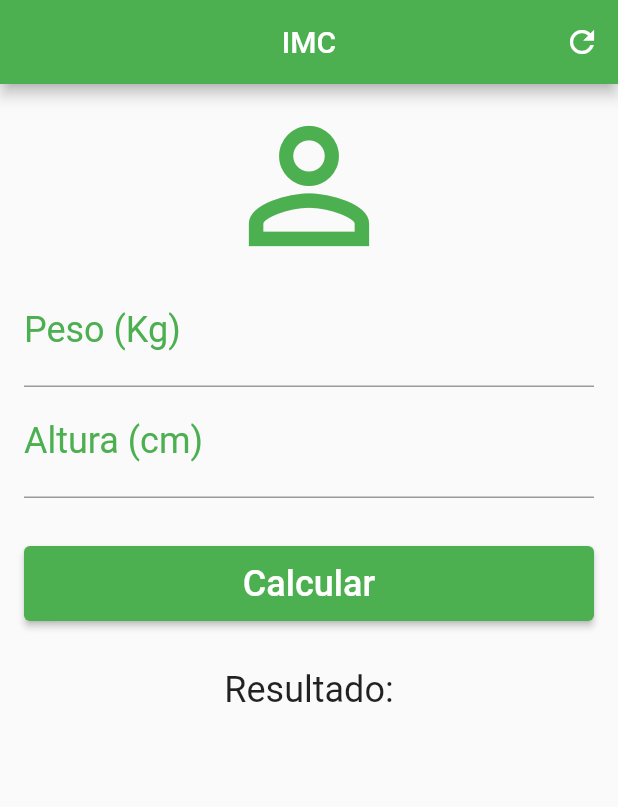
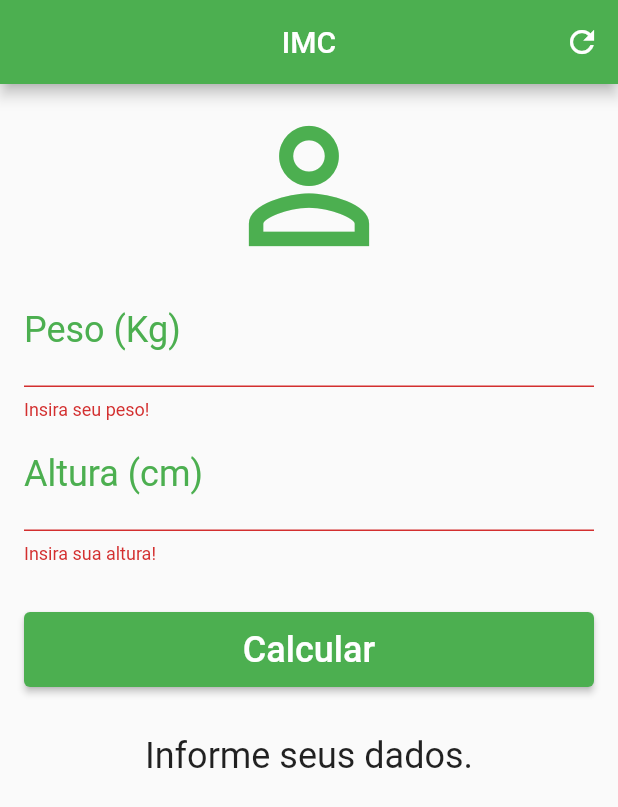
Before and after one commit to DouglasLeal/flutter-calculadora-imc-udemy-daniel-ciolfi, a Flutter app: the screen it shows after launch, after a tap on "Calcular", on a phone screen of 412 x 824 dp. Shown: the top 807 px of the screen. Run offline on Flutter 3.47's test engine with Material 2 defaults, Android fonts, the phone set to English and light mode, and no system bars.

Commit message:
Adicionado formulário e TextField substituído por TextFormField para validar as entradas.

```diff
--- a/lib/home_page.dart
+++ b/lib/home_page.dart
@@ -8,6 +8,34 @@ class HomePage extends StatefulWidget {
 }
 
 class _HomePageState extends State<HomePage> {
+  TextEditingController pesoController = TextEditingController();
+  TextEditingController alturaController = TextEditingController();
+
+  GlobalKey<FormState> formKey = GlobalKey<FormState>();
+
+  String infoText = "Informe seus dados.";
+
+  void limparControllers() {
+    pesoController.clear();
+    alturaController.clear();
+
+    setState(() {
+      infoText = "Informe seus dados.";
+      formKey = GlobalKey<FormState>();
+    });
+  }
+
+  void calcularIMC() {
+    double peso = double.parse(pesoController.text);
+    double altura = double.parse(alturaController.text) / 100;
+
+    double imc = peso / (altura * altura);
+
+    setState(() {
+      infoText = "IMC: ${imc.toStringAsFixed(2)}";
+    });
+  }
+
   @override
   Widget build(BuildContext context) {
     return Scaffold(
@@ -17,13 +45,15 @@ class _HomePageState extends State<HomePage> {
         backgroundColor: Colors.green,
         actions: [
           IconButton(
-            onPressed: () {},
+            onPressed: limparControllers,
             icon: const Icon(Icons.refresh),
           )
         ],
       ),
       body: SingleChildScrollView(
         padding: const EdgeInsets.fromLTRB(16, 8, 16, 8),
+        child: Form(
+          key: formKey,
           child: Column(
             crossAxisAlignment: CrossAxisAlignment.stretch,
             children: [
@@ -32,29 +62,45 @@ class _HomePageState extends State<HomePage> {
                 size: 120,
                 color: Colors.green,
               ),
-            const TextField(
+              TextFormField(
+                controller: pesoController,
+                validator: (value) {
+                  if (value!.isEmpty) {
+                    return "Insira seu peso!";
+                  }
+                },
                 keyboardType: TextInputType.number,
-              decoration: InputDecoration(
+                decoration: const InputDecoration(
                   labelText: "Peso (Kg)",
                   labelStyle: TextStyle(color: Colors.green),
                 ),
                 textAlign: TextAlign.center,
-              style: TextStyle(color: Colors.green, fontSize: 24),
+                style: const TextStyle(color: Colors.green, fontSize: 24),
               ),
-            const TextField(
+              TextFormField(
+                controller: alturaController,
+                validator: (value) {
+                  if (value!.isEmpty) {
+                    return "Insira sua altura!";
+                  }
+                },
                 keyboardType: TextInputType.number,
-              decoration: InputDecoration(
+                decoration: const InputDecoration(
                   labelText: "Altura (cm)",
                   labelStyle: TextStyle(color: Colors.green),
                 ),
                 textAlign: TextAlign.center,
-              style: TextStyle(color: Colors.green, fontSize: 24),
+                style: const TextStyle(color: Colors.green, fontSize: 24),
               ),
               Container(
                 margin: const EdgeInsets.symmetric(vertical: 32),
                 height: 50,
                 child: ElevatedButton(
-                onPressed: () {},
+                  onPressed: (){
+                    if(formKey.currentState!.validate()){
+                      calcularIMC();
+                    }
+                  },
                   style: ButtonStyle(
                     backgroundColor:
                         MaterialStateProperty.all<Color>(Colors.green),
@@ -66,11 +112,12 @@ class _HomePageState extends State<HomePage> {
                 ),
               ),
               Text(
-              "Resultado:",
+                infoText,
                 textAlign: TextAlign.center,
-              style: TextStyle(fontSize: 24),
+                style: const TextStyle(fontSize: 24),
               )
             ],
+          ),
         ),
       ),
     );
```
Lines whose indentation alone changed are shown as unchanged.
